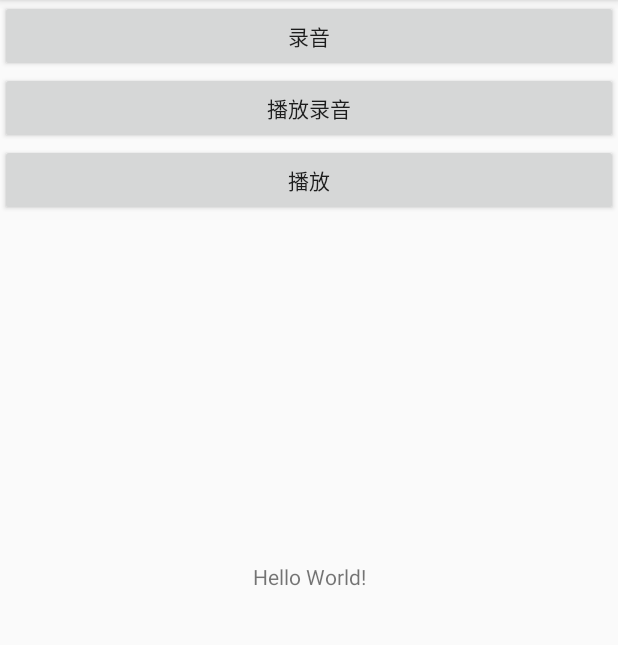
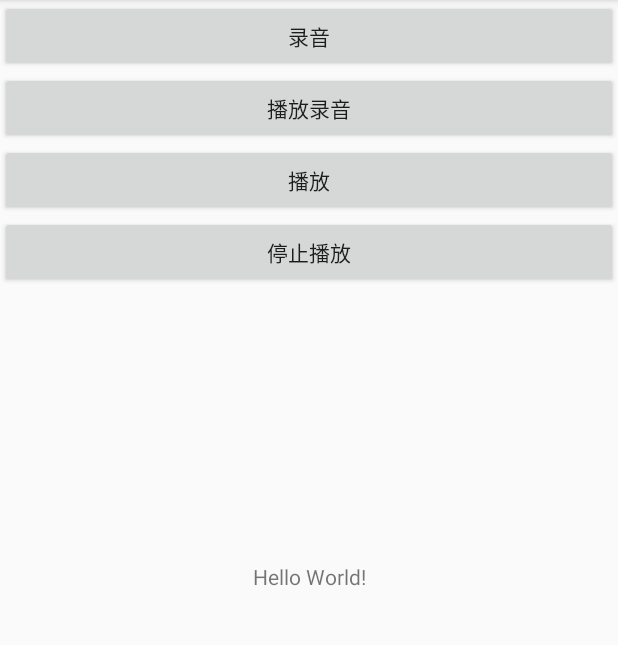
Before and after one commit to codeleilei/android_app, an Android app: the screen it shows after launch (MainActivity), after a tap on "播放", on a phone screen of 412 x 824 dp, the part 84-729 px from its top. Run offline under Robolectric (Android 15) with nearby library versions, the phone set to English and light mode, and no system bars.

Commit message:
cl:录音或者播放等耗时操作使用线程

```diff
--- a/10_Audio_Test/app/src/main/java/com/c/audio_test/MainActivity.java
+++ b/10_Audio_Test/app/src/main/java/com/c/audio_test/MainActivity.java
@@ -20,15 +20,16 @@ import java.io.IOException;
 
 public class MainActivity extends AppCompatActivity implements View.OnClickListener {
     private final String TAG="Audio Test";
-    private Button bt1,bt2,bt3;
+    private Button bt1,bt2,bt3,bt4;
     private static final int RECORDER_SAMPLERATE = 44100;
-    private static final int RECORDER_CHANNELS_IN = AudioFormat.CHANNEL_IN_MONO;
-    private static final int RECORDER_CHANNELS_OUT = AudioFormat.CHANNEL_OUT_MONO;
+    private static final int RECORDER_CHANNELS_IN = AudioFormat.CHANNEL_IN_STEREO;
+    private static final int RECORDER_CHANNELS_OUT = AudioFormat.CHANNEL_OUT_STEREO;
     private static final int RECORDER_AUDIO_ENCODING = AudioFormat.ENCODING_PCM_16BIT;
     private static final int AUDIO_SOURCE = MediaRecorder.AudioSource.MIC;
     // Initialize minimum buffer size in bytes.
     private int bufferSize = AudioRecord.getMinBufferSize(RECORDER_SAMPLERATE, RECORDER_CHANNELS_IN, RECORDER_AUDIO_ENCODING);
     private AudioRecord recorder = null;
+    private AudioTrack at = null;
     private Thread recordingThread = null;
     private boolean isRecording = false;
     @Override
@@ -42,9 +43,12 @@ public class MainActivity extends AppCompatActivity implements View.OnClickListe
         bt1=(Button)findViewById( R.id.start_button );
         bt2=(Button)findViewById( R.id.stop_button );
         bt3=(Button)findViewById( R.id.play_button );
+        bt4=(Button)findViewById( R.id.stopplay_button );
+
         bt1.setOnClickListener(this);
         bt2.setOnClickListener(this);
         bt3.setOnClickListener(this);
+        bt4.setOnClickListener(this);
     }
 
     private void startRecording() {
@@ -81,12 +85,15 @@ public class MainActivity extends AppCompatActivity implements View.OnClickListe
             try {
                 //  writes the data to file from buffer stores the voice buffer
                 os.write(saudioBuffer, 0, bufferSize);
+                Log.e(TAG,"isRecording 11");
             } catch (IOException e) {
                 e.printStackTrace();
             }
         }
+        Log.e(TAG,"isRecording 22");
         try {
             os.close();
+            Log.e(TAG,"file make successful");
         } catch (IOException e) {
             e.printStackTrace();
         }
@@ -99,9 +106,35 @@ public class MainActivity extends AppCompatActivity implements View.OnClickListe
             recorder.release();
             recorder = null;
             recordingThread = null;
-            PlayShortAudioFileViaAudioTrack("/sdcard/8k16bitMono.pcm");
+            Thread play22= new Thread(new Runnable() {
+                public void run() {
+                    try {
+                        PlayShortAudioFileViaAudioTrack("/sdcard/8k16bitMono.pcm");//8k16bitMono.pcm
+                    } catch (IOException e) {
+                        e.printStackTrace();
+                    }
+                }
+            }, "Audioplay22 Thread");
+            play22.start();
         }
     }
+
+    private void stopPlaying() throws IOException {
+        //  stops the recording activity
+        if (null != at) {
+            at.stop();
+            at.release();
+            at = null;
+        }
+        if (null != recorder) {
+            isRecording = false;
+            recorder.stop();
+            recorder.release();
+            recorder = null;
+            recordingThread = null;
+        }
+    }
+
     private void PlayShortAudioFileViaAudioTrack(String filePath) throws IOException{
         // We keep temporarily filePath globally as we have only two sample sounds now..
         if (filePath==null)
@@ -122,7 +155,7 @@ public class MainActivity extends AppCompatActivity implements View.OnClickListe
         // Set and push to audio track..
         int intSize = android.media.AudioTrack.getMinBufferSize(RECORDER_SAMPLERATE, RECORDER_CHANNELS_OUT, RECORDER_AUDIO_ENCODING);
         Log.d(TAG, intSize+"");
-        AudioTrack at = new AudioTrack(AudioManager.STREAM_MUSIC, RECORDER_SAMPLERATE, RECORDER_CHANNELS_OUT, RECORDER_AUDIO_ENCODING, intSize, AudioTrack.MODE_STREAM);//MODE_STREAM
+        at = new AudioTrack(AudioManager.STREAM_MUSIC, RECORDER_SAMPLERATE, RECORDER_CHANNELS_OUT, RECORDER_AUDIO_ENCODING, intSize, AudioTrack.MODE_STREAM);//MODE_STREAM
         if (at!=null) {
             at.play();
             // Write the byte array to the track
@@ -148,8 +181,23 @@ public class MainActivity extends AppCompatActivity implements View.OnClickListe
                 }
                 break;
             case R.id.play_button:
+
+                     Thread play= new Thread(new Runnable() {
+                        public void run() {
+                            try {
+                                PlayShortAudioFileViaAudioTrack("/sdcard/chuchu.wav");//8k16bitMono.pcm
+                            } catch (IOException e) {
+                                e.printStackTrace();
+                            }
+                        }
+                    }, "Audioplay Thread");
+                    play.start();
+
+
+                break;
+            case R.id.stopplay_button:
                 try {
-                    PlayShortAudioFileViaAudioTrack("/sdcard/chuchu.wav");//8k16bitMono.pcm
+                    stopPlaying();
                 } catch (IOException e) {
                     e.printStackTrace();
                 }
--- a/10_Audio_Test/app/src/main/res/layout/activity_main.xml
+++ b/10_Audio_Test/app/src/main/res/layout/activity_main.xml
@@ -35,6 +35,13 @@
             android:layout_height="wrap_content"
             android:id="@+id/play_button"
             android:text="播放"/>
+
+        <Button
+            android:layout_width="match_parent"
+            android:layout_height="wrap_content"
+            android:id="@+id/stopplay_button"
+            android:text="停止播放"/>
+
     </LinearLayout>
 
 </androidx.constraintlayout.widget.ConstraintLayout>
```
Also changed, not shown: 1 other file.
